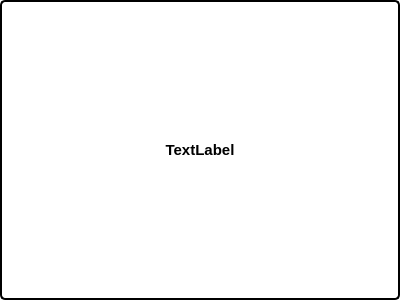
Old version of the form resources/callgraph_node.ui in the repository luhsra/ara.
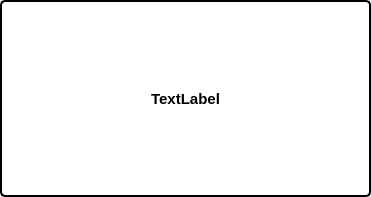
New version of the form.

The edit to the form file:
```diff
--- a/resources/callgraph_node.ui
+++ b/resources/callgraph_node.ui
@@ -6,13 +6,16 @@
    <rect>
     <x>0</x>
     <y>0</y>
-    <width>400</width>
-    <height>300</height>
+    <width>371</width>
+    <height>197</height>
    </rect>
   </property>
   <property name="windowTitle">
    <string>Form</string>
   </property>
+  <property name="autoFillBackground">
+   <bool>false</bool>
+  </property>
   <property name="styleSheet">
    <string notr="true">QWidget{
 	background: white; 
```
Left out of the diff: 12 changed lines with no effect on the pictures.
